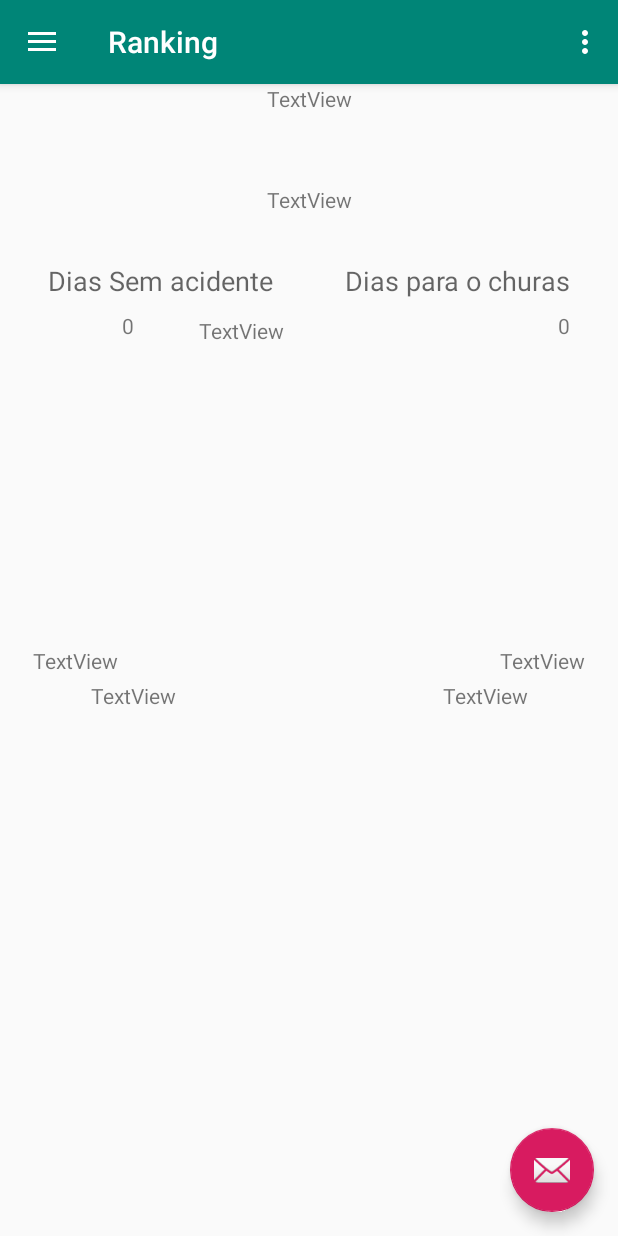
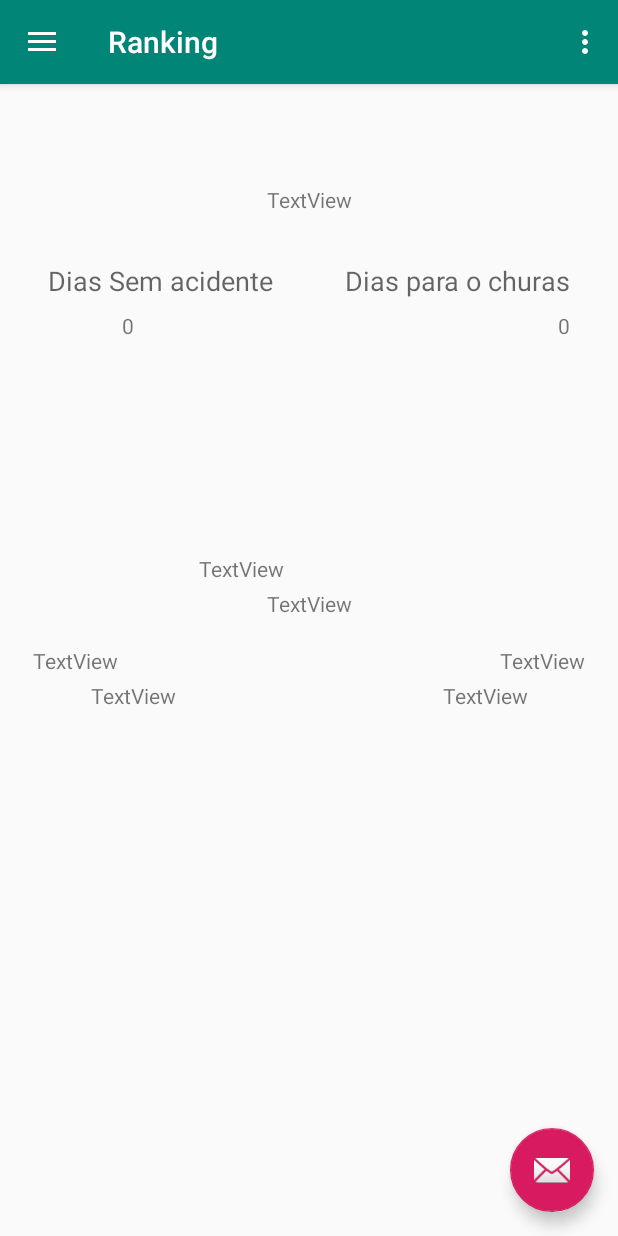
Before and after one commit to n-a-sistemas/TST_Funcionario_App, an Android app: the screen it shows after launch (MainActivity), on a phone screen of 412 x 824 dp. Run offline under Robolectric (Android 15) with nearby library versions, the phone set to English and light mode, and no system bars; our stand-ins replace Firebase (no records; nobody signed in at launch, a user with empty details on screens opened directly), Picasso, navigation-ui; libraries missing offline, so code that uses them is left out: com.firebase.ui; 16 statements that could not run were skipped.

Commit message:
Ranking terminado e alinhado.

```diff
--- a/app/src/main/res/layout/fragment_home.xml
+++ b/app/src/main/res/layout/fragment_home.xml
@@ -74,10 +74,11 @@
         android:id="@+id/text_view_primeiro"
         android:layout_width="wrap_content"
         android:layout_height="wrap_content"
+        android:layout_marginTop="250dp"
         android:text="TextView"
         app:layout_constraintEnd_toEndOf="parent"
         app:layout_constraintStart_toStartOf="parent"
-        tools:layout_editor_absoluteY="354dp" />
+        app:layout_constraintTop_toBottomOf="@+id/text_view_pontuacao" />
 
     <TextView
         android:id="@+id/text_view_segundo"
@@ -113,7 +114,7 @@
         android:id="@+id/text_view_nome_primeiro"
         android:layout_width="wrap_content"
         android:layout_height="wrap_content"
-        android:layout_marginTop="185dp"
+        android:layout_marginTop="165dp"
         android:layout_marginEnd="90dp"
         android:text="TextView"
         app:layout_constraintBottom_toTopOf="@+id/text_view_primeiro"
```
